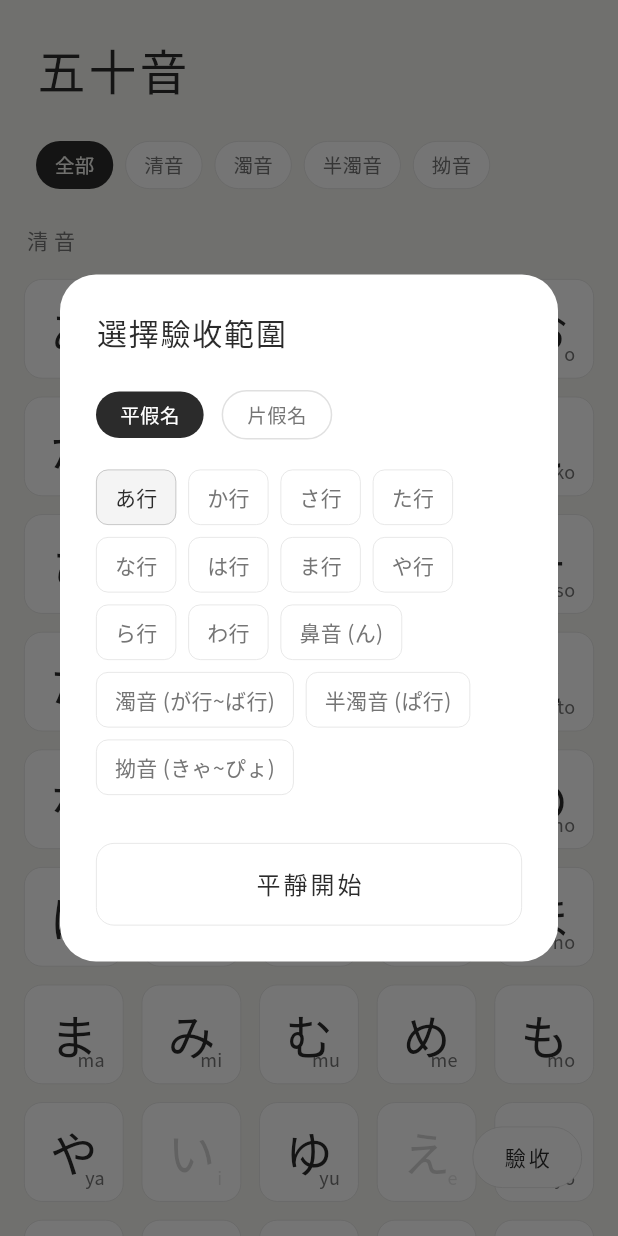
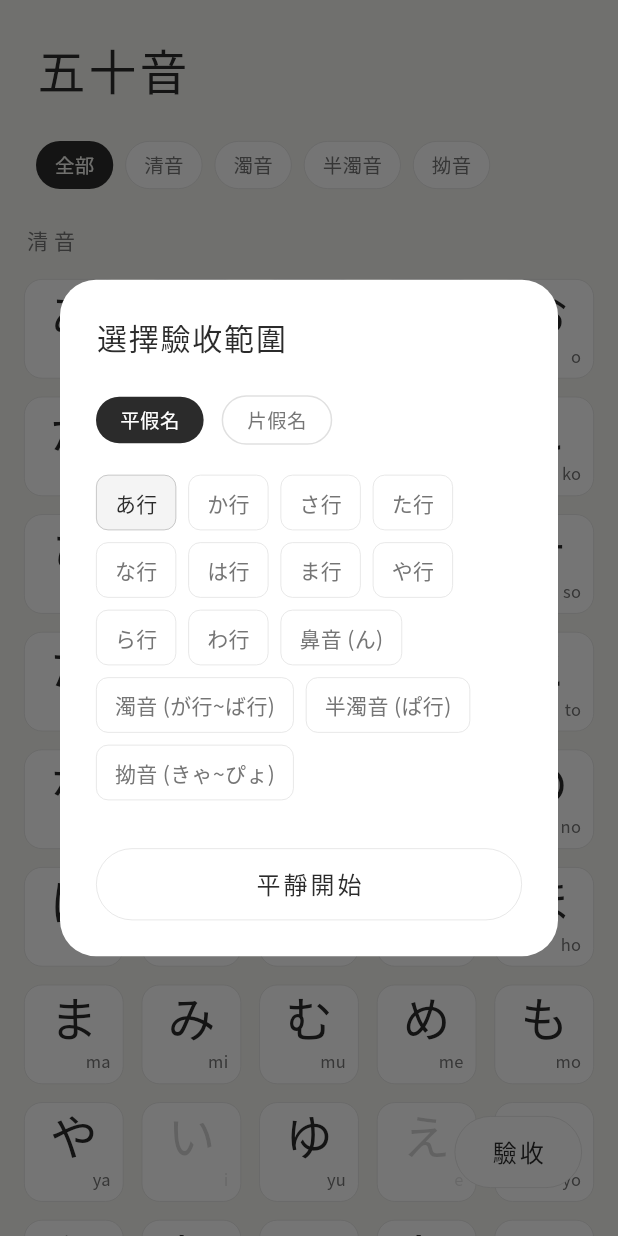
Before and after one commit to yenyen0318/jp_study_app, a Flutter app: the screen it shows after launch, after a tap on "驗收", on a phone screen of 412 x 824 dp. Run offline on Flutter 3.47's test engine with Material 3 defaults, Android fonts, the phone set to English and light mode, and no system bars; our stand-ins replace firebase_core, flutter_riverpod, flutter_tts, freezed_annotation, go_router, google_fonts and 1 more; accounts and stored records are empty; generated files the repository leaves out were written again.

Commit message:
fix(ui): refactor kana card layout and standardize buttons

```diff
--- /dev/null
+++ b/lib/core/widgets/zen_button.dart
@@ -0,0 +1,57 @@
+import 'package:flutter/material.dart';
+import 'package:google_fonts/google_fonts.dart';
+import 'package:jp_study_app/core/theme/theme.dart';
+
+class ZenButton extends StatelessWidget {
+  final String label;
+  final VoidCallback onPressed;
+  final ZenTheme theme;
+  final bool isGhost;
+  final bool isFullWidth;
+
+  const ZenButton({
+    super.key,
+    required this.label,
+    required this.onPressed,
+    required this.theme,
+    this.isGhost = false, // 幽靈按鈕：無背景，僅文字 (用於次要操作)
+    this.isFullWidth = false,
+  });
+
+  @override
+  Widget build(BuildContext context) {
+    final buttonContent = InkWell(
+      onTap: onPressed,
+      borderRadius: BorderRadius.circular(24),
+      child: Container(
+        height: 48, // 標準觸控高度
+        padding: const EdgeInsets.symmetric(horizontal: 24),
+        decoration: BoxDecoration(
+          color: isGhost ? Colors.transparent : theme.bgSurface,
+          borderRadius: BorderRadius.circular(24),
+          border: isGhost
+              ? null
+              : Border.all(color: theme.borderSubtle, width: 0.5),
+        ),
+        child: Center(
+          widthFactor: 1.0,
+          child: Text(
+            label,
+            style: GoogleFonts.notoSansTc(
+              fontSize: 16,
+              fontWeight: FontWeight.w300,
+              color: theme.textPrimary,
+              letterSpacing: 2.0,
+            ),
+          ),
+        ),
+      ),
+    );
+
+    if (isFullWidth) {
+      return SizedBox(width: double.infinity, child: buttonContent);
+    }
+
+    return buttonContent;
+  }
+}
--- a/lib/features/exam/presentation/pages/exam_page.dart
+++ b/lib/features/exam/presentation/pages/exam_page.dart
@@ -7,6 +7,7 @@ import 'package:jp_study_app/features/exam/presentation/providers/exam_controlle
 import 'package:jp_study_app/core/services/tts_service.dart';
 import 'package:go_router/go_router.dart';
 import 'dart:math' as math;
+import 'package:jp_study_app/core/widgets/zen_button.dart';
 
 class ExamPage extends ConsumerWidget {
   const ExamPage({super.key});
@@ -109,11 +110,13 @@ class ExamPage extends ConsumerWidget {
 
                           // 下一題按鈕
                           if (state.isAnswered)
-                            _NextButton(
+                            ZenButton(
+                              label: '下一題',
                               onPressed: () => ref
                                   .read(examControllerProvider.notifier)
                                   .nextQuestion(),
                               theme: theme,
+                              isGhost: true, // 使用幽靈按鈕樣式，更輕量
                             ),
                         ],
                       ),
@@ -444,32 +447,6 @@ class _OptionCardState extends State<_OptionCard>
   }
 }
 
-class _NextButton extends StatelessWidget {
-  final VoidCallback onPressed;
-  final ZenTheme theme;
-
-  const _NextButton({required this.onPressed, required this.theme});
-
-  @override
-  Widget build(BuildContext context) {
-    return TextButton(
-      onPressed: onPressed,
-      style: TextButton.styleFrom(
-        padding: const EdgeInsets.symmetric(horizontal: 48, vertical: 12),
-      ),
-      child: Text(
-        '下一題',
-        style: GoogleFonts.notoSansTc(
-          color: theme.textPrimary,
-          fontSize: 16,
-          fontWeight: FontWeight.w300,
-          letterSpacing: 4.0,
-        ),
-      ),
-    );
-  }
-}
-
 class _ZenParticles extends StatefulWidget {
   final ZenTheme theme;
 
--- a/lib/features/exam/presentation/widgets/exam_scope_dialog.dart
+++ b/lib/features/exam/presentation/widgets/exam_scope_dialog.dart
@@ -5,6 +5,7 @@ import 'package:jp_study_app/core/theme/theme.dart';
 import 'package:jp_study_app/features/exam/domain/entities/quiz.dart';
 import 'package:jp_study_app/features/exam/presentation/providers/exam_controller.dart';
 import 'package:go_router/go_router.dart';
+import 'package:jp_study_app/core/widgets/zen_button.dart';
 
 class ExamScopeDialog extends ConsumerStatefulWidget {
   const ExamScopeDialog({super.key});
@@ -146,9 +147,8 @@ class _ExamScopeDialogState extends ConsumerState<ExamScopeDialog> {
             const SizedBox(height: 32),
 
             // 開始按鈕
-            SizedBox(
-              width: double.infinity,
-              child: TextButton(
+            ZenButton(
+              label: '平靜開始',
               onPressed: () {
                 // 處理行索引映射：將 UI 上的索引轉換為資料庫中實際的 row 索引
                 final Set<int> actualRows = {};
@@ -175,22 +175,8 @@ class _ExamScopeDialogState extends ConsumerState<ExamScopeDialog> {
                 context.pop();
                 context.push('/exam');
               },
-                style: TextButton.styleFrom(
-                  padding: const EdgeInsets.symmetric(vertical: 16),
-                  shape: RoundedRectangleBorder(
-                    borderRadius: BorderRadius.circular(12),
-                    side: BorderSide(color: theme.borderSubtle, width: 0.5),
-                  ),
-                ),
-                child: Text(
-                  '平靜開始',
-                  style: GoogleFonts.notoSansTc(
-                    color: theme.textPrimary,
-                    fontSize: 16,
-                    letterSpacing: 2.0,
-                  ),
-                ),
-              ),
+              theme: theme,
+              isFullWidth: true,
             ),
           ],
         ),
--- a/lib/features/kana/presentation/pages/kana_list_page.dart
+++ b/lib/features/kana/presentation/pages/kana_list_page.dart
@@ -10,6 +10,7 @@ import 'package:jp_study_app/core/errors/exceptions.dart';
 import 'package:jp_study_app/features/exam/presentation/widgets/exam_scope_dialog.dart';
 import 'package:jp_study_app/features/kana/presentation/widgets/kana_detail_sheet.dart';
 import 'package:jp_study_app/features/kana/presentation/providers/kana_filter_provider.dart';
+import 'package:jp_study_app/core/widgets/zen_button.dart';
 
 class KanaListPage extends ConsumerWidget {
   const KanaListPage({super.key});
@@ -187,31 +188,15 @@ class KanaListPage extends ConsumerWidget {
       ),
       floatingActionButton: Padding(
         padding: const EdgeInsets.only(bottom: 16, right: 8),
-        child: InkWell(
-          onTap: () {
+        child: ZenButton(
+          label: '驗收',
+          onPressed: () {
             showDialog(
               context: context,
               builder: (context) => const ExamScopeDialog(),
             );
           },
-          borderRadius: BorderRadius.circular(20),
-          child: Container(
-            padding: const EdgeInsets.symmetric(horizontal: 20, vertical: 10),
-            decoration: BoxDecoration(
-              color: zenTheme.bgSurface,
-              borderRadius: BorderRadius.circular(20),
-              border: Border.all(color: zenTheme.borderSubtle, width: 0.5),
-            ),
-            child: Text(
-              '驗收',
-              style: GoogleFonts.notoSansTc(
-                fontSize: 14,
-                color: zenTheme.textPrimary,
-                fontWeight: FontWeight.w300,
-                letterSpacing: 2.0,
-              ),
-            ),
-          ),
+          theme: zenTheme,
         ),
       ),
     );
@@ -371,31 +356,36 @@ class _KanaCard extends StatelessWidget {
           borderRadius: BorderRadius.circular(12),
           border: Border.all(color: theme.borderSubtle, width: 0.5),
         ),
-        child: Stack(
+        child: Column(
+          mainAxisAlignment: MainAxisAlignment.center,
           children: [
-            Center(
+            Expanded(
+              child: Center(
                 child: Text(
                   kana.text,
                   style: GoogleFonts.notoSansJp(
                     fontSize: 32,
-                  height: 1.6, // 預留標音/間距空間
+                    height: 1.25, // 收緊行高以避免無效空間
                     color: kana.isDuplicate
                         ? theme.textPrimary.withValues(alpha: 0.2)
                         : theme.textPrimary,
                   ),
                 ),
               ),
-            Positioned(
-              bottom: 8,
-              right: 12,
+            ),
+            Padding(
+              padding: const EdgeInsets.only(bottom: 6, right: 8),
+              child: Align(
+                alignment: Alignment.bottomRight,
                 child: Text(
                   kana.romaji,
                   style: GoogleFonts.notoSansTc(
-                  fontSize: 12,
+                    fontSize: 11,
                     color: kana.isDuplicate
                         ? theme.textSecondary.withValues(alpha: 0.2)
                         : theme.textSecondary,
                     fontWeight: FontWeight.w300,
+                  ),
                 ),
               ),
             ),
```
Also changed, not shown: 3 other files. Lines whose indentation alone changed are shown as unchanged.
